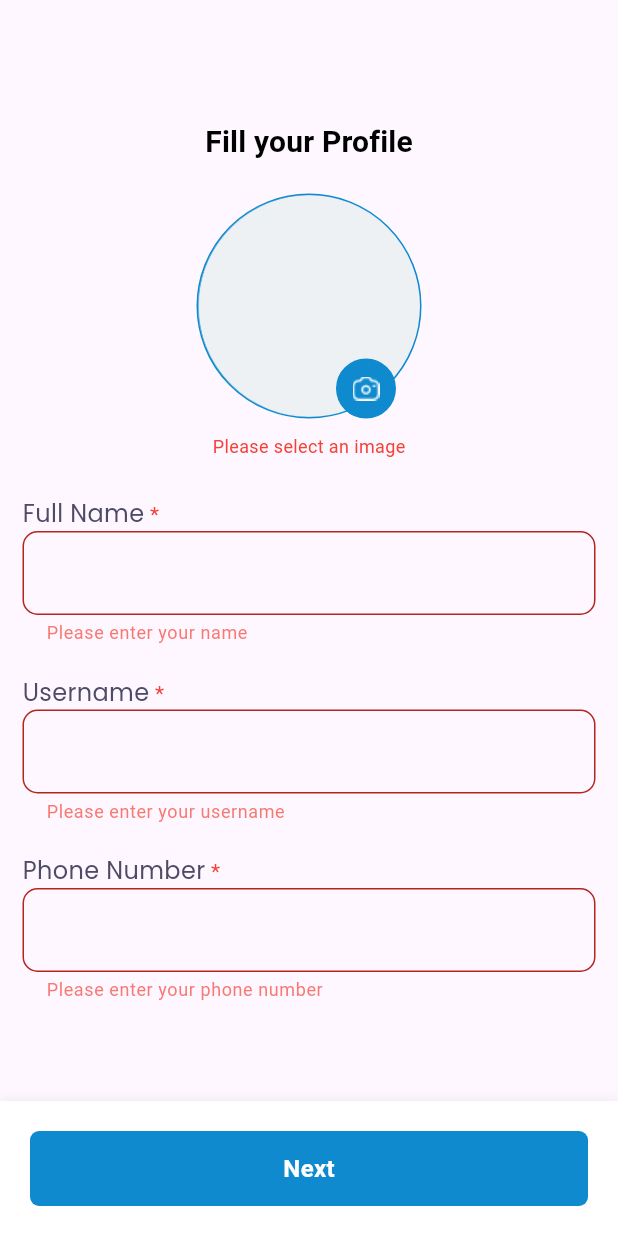
After one commit to kareemkamal11/news_wave, a Flutter app: the screen it shows after launch, after a tap on the "thermostat" icon, after a tap on "Next", on a phone screen of 412 x 824 dp. The commit adds this screen. Run offline on Flutter 3.47's test engine with Material 3 defaults, Android fonts, the phone set to English and light mode, and no system bars; our stand-ins replace flutter_bloc, google_fonts, image_picker.

Commit message:
authentication feature ui & logic (without cubit) is done

```diff
--- a/lib/auth/view/screens/auth_screen.dart
+++ b/lib/auth/view/screens/auth_screen.dart
@@ -1,5 +1,5 @@
 import 'package:flutter/material.dart';
-import 'package:news_wave/auth/view/widgets/authentication_data_widget.dart';
+import 'package:news_wave/auth/view/widgets/auth_widget/authentication_data_widget.dart';
 import 'package:news_wave/core/static/app_assets.dart';
 import 'package:news_wave/core/static/app_styles.dart';
 
--- a/lib/auth/view/widgets/auth_custom_button.dart
+++ b/lib/auth/view/widgets/auth_widget/auth_custom_button.dart
@@ -16,6 +16,7 @@ class AuthCustomButton extends StatelessWidget {
     return InkWell(
       onTap: onPressed,
       focusColor: Colors.transparent,
+      splashFactory: InkRipple.splashFactory, // ???? ????? ????? ??? ?????
       child: Container(
         width: 380,
         height: 50,
--- a/lib/auth/view/widgets/auth_token.dart
+++ b/lib/auth/view/widgets/auth_widget/auth_token.dart
@@ -1,5 +1,5 @@
 import 'package:flutter/material.dart';
-import 'package:news_wave/auth/view/widgets/custom_token_button.dart';
+import 'package:news_wave/auth/view/widgets/auth_widget/custom_token_button.dart';
 import 'package:news_wave/core/static/app_assets.dart';
 import 'package:news_wave/core/static/app_texts.dart';
 
--- a/lib/auth/view/widgets/auth_token_body_widget.dart
+++ b/lib/auth/view/widgets/auth_widget/auth_token_body_widget.dart
@@ -1,5 +1,5 @@
 import 'package:flutter/material.dart';
-import 'package:news_wave/auth/view/widgets/auth_token.dart';
+import 'package:news_wave/auth/view/widgets/auth_widget/auth_token.dart';
 import 'package:news_wave/core/static/app_styles.dart';
 import 'package:news_wave/core/static/app_texts.dart';
 
--- a/lib/auth/view/widgets/authentication_data_widget.dart
+++ b/lib/auth/view/widgets/auth_widget/authentication_data_widget.dart
@@ -1,11 +1,11 @@
-
 import 'package:flutter/material.dart';
-import 'package:news_wave/auth/view/widgets/auth_token_body_widget.dart';
-import 'package:news_wave/auth/view/widgets/login_body_widget.dart';
-import 'package:news_wave/auth/view/widgets/sign_up_body_widget.dart';
+import 'package:news_wave/auth/view/widgets/auth_widget/auth_token_body_widget.dart';
+import 'package:news_wave/auth/view/widgets/auth_widget/login_body_widget.dart';
+import 'package:news_wave/auth/view/widgets/auth_widget/sign_up_body_widget.dart';
 import 'package:news_wave/core/static/app_assets.dart';
 import 'package:news_wave/core/static/app_styles.dart';
 
+import 'profile_screen.dart';
 
 class AuthenticationDataWidget extends StatefulWidget {
   const AuthenticationDataWidget({
@@ -32,6 +32,16 @@ class _AuthenticationDataWidgetState extends State<AuthenticationDataWidget> {
       child: Column(
         mainAxisAlignment: MainAxisAlignment.spaceAround,
         children: [
+          TextButton(
+            onPressed: () {
+              Navigator.of(context).pushReplacement(
+                MaterialPageRoute(
+                  builder: (context) => const ProfileScreen(),
+                ),
+              );
+            },
+            child: const Icon(Icons.thermostat_sharp),
+          ),
           Image.asset(
             isSignup ? AppAssets.auth.signup : AppAssets.auth.login,
             width: 90,
@@ -49,7 +59,7 @@ class _AuthenticationDataWidgetState extends State<AuthenticationDataWidget> {
                     formKey: formKey,
                   ),
           ),
-          const SizedBox(height: 20),
+          const SizedBox(height: 15),
           AuthTokenBodyWidget(
             gPressed: () {},
             fPressed: () {},
--- a/lib/auth/view/widgets/authentication_field.dart
+++ b/lib/auth/view/widgets/auth_widget/authentication_field.dart
@@ -1,7 +1,6 @@
 import 'package:flutter/material.dart';
 import 'package:news_wave/core/static/app_assets.dart';
 import 'package:news_wave/core/static/app_styles.dart';
-import 'package:news_wave/core/static/app_texts.dart';
 
 class AuthenticationField extends StatefulWidget {
   final String? hintText;
@@ -12,6 +11,7 @@ class AuthenticationField extends StatefulWidget {
   final void Function()? clearText;
   final TextEditingController controller;
   final FocusNode focusNode;
+  final bool isPassword;
 
   const AuthenticationField({
     super.key,
@@ -23,6 +23,7 @@ class AuthenticationField extends StatefulWidget {
     required this.labelText,
     this.suffixIcon,
     required this.focusNode,
+    this.isPassword = false,
   });
 
   @override
@@ -30,36 +31,27 @@ class AuthenticationField extends StatefulWidget {
 }
 
 class _AuthenticationFieldState extends State<AuthenticationField> {
+  late bool obscureText;
   @override
   void initState() {
     super.initState();
-    widget.controller.addListener(() {
-      onTextChanged();
-    });
-    widget.focusNode.addListener(() {
-      onTextChanged();
-    });
+    widget.controller.addListener(onTextChanged);
+    widget.focusNode.addListener(onTextChanged);
+    obscureText = widget.isPassword;
   }
 
   @override
   void dispose() {
-    super.dispose();
+    widget.controller.removeListener(onTextChanged);
+    widget.focusNode.removeListener(onTextChanged);
     widget.controller.dispose();
     widget.focusNode.dispose();
-
-    widget.controller.removeListener(() {
-      onTextChanged();
-    });
-    widget.focusNode.removeListener(() {
-      onTextChanged();
-    });
+    super.dispose();
   }
 
   void onTextChanged() {
     setState(() {});
   }
-
-  bool obscureText = false;
 
   @override
   Widget build(BuildContext context) {
@@ -111,7 +103,7 @@ class _AuthenticationFieldState extends State<AuthenticationField> {
                         ),
                       )
                     : null)
-                : (widget.labelText == AppTexts.auth.password
+                : (widget.isPassword
                     ? TextButton(
                         onPressed: () {
                           setState(() {
--- a/lib/auth/view/widgets/login_body_widget.dart
+++ b/lib/auth/view/widgets/auth_widget/login_body_widget.dart
@@ -1,9 +1,9 @@
 import 'dart:developer';
 
 import 'package:flutter/material.dart';
-import 'package:news_wave/auth/view/widgets/auth_custom_button.dart';
-import 'package:news_wave/auth/view/widgets/authentication_field.dart';
-import 'package:news_wave/auth/view/widgets/remember_me.dart';
+import 'package:news_wave/auth/view/widgets/auth_widget/auth_custom_button.dart';
+import 'package:news_wave/auth/view/widgets/auth_widget/authentication_field.dart';
+import 'package:news_wave/auth/view/widgets/auth_widget/remember_me.dart';
 import 'package:news_wave/core/static/app_texts.dart';
 
 class LoginBodyWidget extends StatefulWidget {
@@ -81,6 +81,7 @@ class _LoginBodyWidgetState extends State<LoginBodyWidget> {
           validator: (value) => passwordValidator(value),
           onChanged: (value) {},
           controller: passwordController,
+          isPassword: true,
         ),
         RememberMe(
           isRemember: isRemember,
--- /dev/null
+++ b/lib/auth/view/widgets/auth_widget/profile_screen.dart
@@ -0,0 +1,214 @@
+import 'dart:developer';
+import 'dart:io';
+
+import 'package:flutter/material.dart';
+import 'package:image_picker/image_picker.dart';
+import 'package:news_wave/auth/view/widgets/auth_widget/auth_custom_button.dart';
+import 'package:news_wave/auth/view/widgets/auth_widget/authentication_field.dart';
+import 'package:news_wave/auth/view/widgets/profile_widget/profile_image.dart';
+import 'package:news_wave/core/static/app_texts.dart';
+
+class ProfileScreen extends StatefulWidget {
+  const ProfileScreen({super.key});
+
+  @override
+  State<ProfileScreen> createState() => _ProfileScreenState();
+}
+
+class _ProfileScreenState extends State<ProfileScreen> {
+  final TextEditingController nameController = TextEditingController();
+  final TextEditingController usernameController = TextEditingController();
+  final TextEditingController phoneNumberController = TextEditingController();
+  final FocusNode nameFocusNode = FocusNode();
+  final FocusNode usernameFocusNode = FocusNode();
+  final FocusNode phoneNumberFocusNode = FocusNode();
+  final GlobalKey<FormState> formKey = GlobalKey<FormState>();
+  bool isImageValid = true;
+
+  String? nameValidator(String? value) {
+    if (value == null || value.isEmpty) {
+      return 'Please enter your name';
+    }
+    return null;
+  }
+
+  String? usernameValidator(String? value) {
+    if (value == null || value.isEmpty) {
+      return 'Please enter your username';
+    }
+    return null;
+  }
+
+  String? phoneNumberValidator(String? value) {
+    if (value == null || value.isEmpty) {
+      return 'Please enter your phone number';
+    }
+    return null;
+  }
+
+  String imageValidate = '';
+
+  void submitForm() {
+    setState(() {
+      isImageValid = image != null;
+    });
+
+    if (formKey.currentState!.validate() && isImageValid) {
+      // Save profile data
+      log('Form is valid');
+      setState(() {
+        imageValidate = '';
+      });
+      log('Image is valid');
+    } else {
+      // Show error message
+      log('Form is invalid');
+      if (!isImageValid) {
+        setState(() {
+          imageValidate = 'Please select an image';
+        });
+      }
+    }
+  }
+
+  final ImagePicker picker = ImagePicker();
+  File? image;
+
+  Future<void> getImage(ImageSource source) async {
+    final XFile? pickedImage = await picker.pickImage(source: source);
+    if (pickedImage != null) {
+      setState(() {
+        image = File(pickedImage
+            .path); // ???? ??? ???? ???? ?????? ?????? ??? ??? ??? ????? ?? ????? ?? ???????
+        log(image!.path);
+      });
+    }
+  }
+
+  void showImageSourceDialog() {
+    showDialog(
+      context: context,
+      builder: (BuildContext context) {
+        return AlertDialog(
+          title: const Text('Choose Image Source'),
+          content: Row(
+            mainAxisSize: MainAxisSize.min,
+            children: <Widget>[
+              TextButton.icon(
+                icon: const Icon(
+                  Icons.photo,
+                  size: 20,
+                ),
+                label: const Text('Gallery'),
+                onPressed: () {
+                  Navigator.of(context).pop();
+                  getImage(ImageSource.gallery);
+                },
+              ),
+              TextButton.icon(
+                icon: const Icon(Icons.camera_alt),
+                label: const Text('Camera'),
+                onPressed: () {
+                  Navigator.of(context).pop();
+                  getImage(ImageSource.camera);
+                },
+              ),
+            ],
+          ),
+        );
+      },
+    );
+  }
+
+  @override
+  Widget build(BuildContext context) {
+    return Scaffold(
+      body: Column(
+        mainAxisAlignment: MainAxisAlignment.spaceBetween,
+        children: [
+          Container(
+            padding: const EdgeInsets.only(
+              top: 80,
+              left: 15,
+              right: 15,
+            ),
+            alignment: Alignment.center,
+            child: Column(
+              mainAxisAlignment: MainAxisAlignment.center,
+              children: [
+                Text(
+                  AppTexts.auth.fillProfile,
+                  style: const TextStyle(
+                    color: Colors.black,
+                    fontSize: 20,
+                    fontWeight: FontWeight.w600,
+                    letterSpacing: 0.12,
+                  ),
+                ),
+                const SizedBox(height: 20),
+                ProfileImage(
+                  displayImage: image,
+                  getImage: showImageSourceDialog,
+                ),
+                const SizedBox(height: 10),
+                Text(
+                  imageValidate.isEmpty ? '' : imageValidate,
+                  style: const TextStyle(
+                    color: Colors.red,
+                    fontSize: 12,
+                  ),
+                ),
+                const SizedBox(height: 25),
+                Form(
+                  key: formKey,
+                  child: Column(
+                    children: [
+                      AuthenticationField(
+                        validator: (value) => nameValidator(value),
+                        controller: nameController,
+                        labelText: AppTexts.auth.fullName,
+                        focusNode: nameFocusNode,
+                      ),
+                      const SizedBox(height: 20),
+                      AuthenticationField(
+                        validator: (value) => usernameValidator(value),
+                        controller: usernameController,
+                        labelText: AppTexts.auth.username,
+                        focusNode: usernameFocusNode,
+                      ),
+                      const SizedBox(height: 20),
+                      AuthenticationField(
+                        validator: (value) => phoneNumberValidator(value),
+                        controller: phoneNumberController,
+                        labelText: AppTexts.auth.phone,
+                        focusNode: phoneNumberFocusNode,
+                      ),
+                    ],
+                  ),
+                ),
+              ],
+            ),
+          ),
+          Container(
+            padding: const EdgeInsets.all(20),
+            decoration: const BoxDecoration(
+              color: Colors.white,
+              boxShadow: [
+                BoxShadow(
+                  color: Color(0x0C000000),
+                  blurRadius: 4,
+                  offset: Offset(0, -2),
+                  spreadRadius: 0,
+                )
+              ],
+            ),
+            child: AuthCustomButton(
+              onPressed: submitForm,
+              label: AppTexts.auth.next,
+            ),
+          ),
+        ],
+      ),
+    );
+  }
+}
--- a/lib/auth/view/widgets/sign_up_body_widget.dart
+++ b/lib/auth/view/widgets/auth_widget/sign_up_body_widget.dart
@@ -1,9 +1,10 @@
 import 'dart:developer';
 import 'package:flutter/material.dart';
-import 'package:news_wave/auth/view/widgets/auth_custom_button.dart';
-import 'package:news_wave/auth/view/widgets/authentication_field.dart';
-import 'package:news_wave/auth/view/widgets/remember_me.dart';
+import 'package:news_wave/auth/view/widgets/auth_widget/auth_custom_button.dart';
+import 'package:news_wave/auth/view/widgets/auth_widget/authentication_field.dart';
+import 'package:news_wave/auth/view/widgets/auth_widget/remember_me.dart';
 import 'package:news_wave/core/static/app_texts.dart';
+
 
 class SignUpBodyWidget extends StatefulWidget {
   const SignUpBodyWidget({
@@ -92,6 +93,7 @@ class _SignUpBodyWidgetState extends State<SignUpBodyWidget> {
           validator: (value) => passwordValidator(value),
           onChanged: (value) {},
           controller: passwordController,
+          isPassword: true,
         ),
         const SizedBox(height: 10),
         AuthenticationField(
@@ -100,6 +102,7 @@ class _SignUpBodyWidgetState extends State<SignUpBodyWidget> {
           validator: (value) => confirmPasswordValidator(value),
           onChanged: (value) {},
           controller: confirmPasswordController,
+          isPassword: true,
         ),
         RememberMe(
           isRemember: isRemember,
@@ -110,7 +113,7 @@ class _SignUpBodyWidgetState extends State<SignUpBodyWidget> {
             });
           },
         ),
-        const SizedBox(height: 25),
+        const SizedBox(height: 15),
         AuthCustomButton(
           onPressed: submitForm,
           label: AppTexts.auth.signup,
--- /dev/null
+++ b/lib/auth/view/widgets/profile_widget/profile_image.dart
@@ -0,0 +1,101 @@
+// import 'package:flutter/material.dart';
+// import 'package:news_wave/auth/view/widgets/authentication_field.dart';
+
+import 'dart:io';
+
+import 'package:flutter/material.dart';
+import 'package:news_wave/core/static/app_assets.dart';
+
+class ProfileImage extends StatelessWidget {
+  const ProfileImage({
+    super.key,
+    required this.displayImage,
+    required this.getImage,
+  });
+  final File? displayImage;
+  final Function()? getImage;
+
+  showImage(context) {
+    showDialog(
+      context: context,
+      builder: (BuildContext context) {
+        return AlertDialog(
+            backgroundColor: Colors.transparent,
+            icon: Container(
+              width: 300,
+              height: 300,
+              decoration: ShapeDecoration(
+                image: DecorationImage(
+                  image: displayImage == null
+                      ? AssetImage(
+                          AppAssets.auth.emptyImage,
+                        )
+                      : FileImage(
+                          File(displayImage!.path),
+                        ),
+                  fit: BoxFit.cover,
+                ),
+                shape: const OvalBorder(
+                  side: BorderSide(width: 1, color: Color(0xFF0F8ACF)),
+                ),
+              ),
+            ));
+      },
+    );
+  }
+
+  @override
+  Widget build(BuildContext context) {
+    return SizedBox(
+      width: 150,
+      height: 150,
+      child: Stack(
+        children: [
+          InkWell(
+            onTap: () => showImage(context),
+            child: Container(
+              width: 150,
+              height: 150,
+              decoration: ShapeDecoration(
+                image: DecorationImage(
+                  image: displayImage == null
+                      ? AssetImage(
+                          AppAssets.auth.emptyImage,
+                        )
+                      : FileImage(
+                          File(displayImage!.path),
+                        ),
+                  fit: BoxFit.cover,
+                ),
+                shape: const OvalBorder(
+                  side: BorderSide(width: 1, color: Color(0xFF0F8ACF)),
+                ),
+              ),
+            ),
+          ),
+          Positioned(
+            left: 93,
+            top: 110,
+            child: InkWell(
+              splashColor: Colors.transparent,
+              onTap: getImage,
+              child: Container(
+                width: 40,
+                height: 40,
+                clipBehavior: Clip.antiAlias,
+                decoration: const ShapeDecoration(
+                  color: Color(0xFF0F8ACF),
+                  shape: OvalBorder(
+                    side: BorderSide(width: 1, color: Color(0xFF0F8ACF)),
+                  ),
+                ),
+                child: Image.asset(AppAssets.auth.takePhoto,
+                    width: 20, height: 20),
+              ),
+            ),
+          )
+        ],
+      ),
+    );
+  }
+}
--- a/lib/core/static/app_assets.dart
+++ b/lib/core/static/app_assets.dart
@@ -10,4 +10,6 @@ class _AuthAssets {
   final String invisiblePassword = 'assets/auth/invisiblePassword.png';
   final String google = 'assets/auth/token/authGoogle.png';
   final String facebook = 'assets/auth/token/authFacebook.png';
+  final String takePhoto = 'assets/auth/profile/takePhoto.png';
+  final String emptyImage = 'assets/auth/profile/emptyImage.png';
 }
--- a/lib/core/static/app_texts.dart
+++ b/lib/core/static/app_texts.dart
@@ -8,6 +8,14 @@ class _AuthTexts {
 
   final String facebook = 'Facebook';
   final String google = 'Google';
+
+  final String next = 'Next';
+
+
+  final String fillProfile = 'Fill your Profile';
+
+  final String fullName = 'Full Name';
+  final String phone = 'Phone Number';
 
   final String createAccount = 'don?t have an account ?';
   final String haveAccount = 'Already have an account ?';
--- a/pubspec.yaml
+++ b/pubspec.yaml
@@ -38,6 +38,7 @@ dependencies:
   cupertino_icons: ^1.0.8
   google_fonts: ^6.2.1
   flutter_bloc: ^8.1.6
+  image_picker: ^1.1.2
 
 dev_dependencies:
   flutter_test:
@@ -66,6 +67,7 @@ flutter:
     - assets/
     - assets/auth/
     - assets/auth/token/
+    - assets/auth/profile/
 
   # An image asset can refer to one or more resolution-specific "variants", see
   # https://flutter.dev/to/resolution-aware-images
```
Also changed, not shown: assets/auth/profile/emptyImage.png (added), assets/auth/profile/takePhoto.png (added), lib/auth/view/screens/profile_screen.dart (deleted), lib/auth/view/widgets/auth_widget/custom_token_button.dart (renamed from lib/auth/view/widgets/custom_token_button.dart), lib/auth/view/widgets/auth_widget/remember_me.dart (renamed from lib/auth/view/widgets/remember_me.dart), pubspec.lock, 6 other files.
